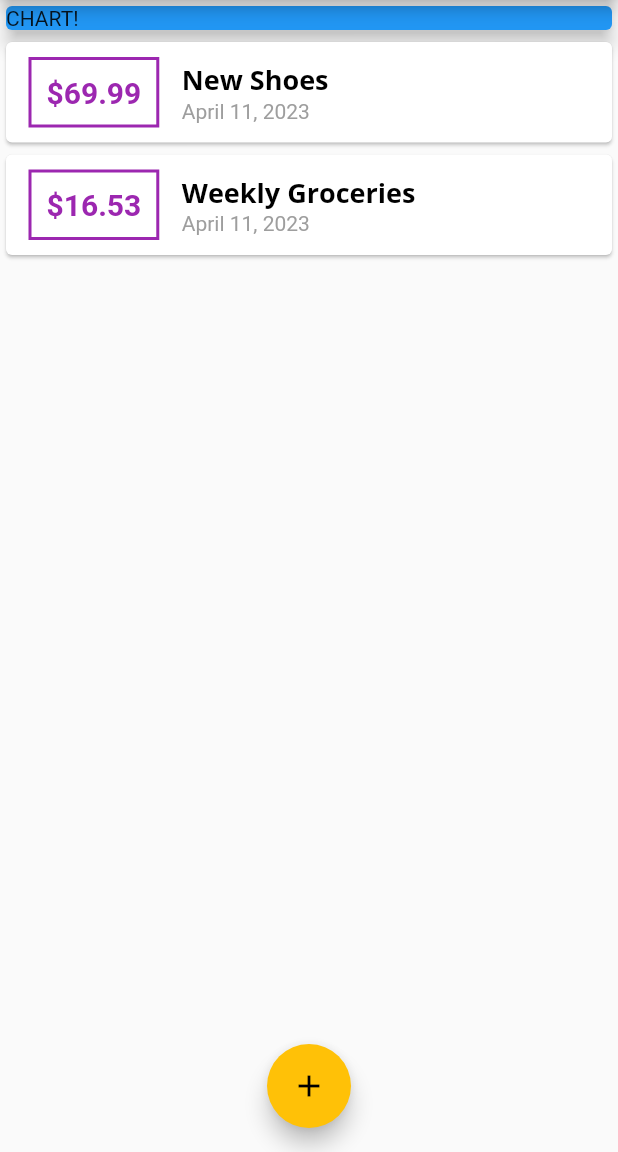
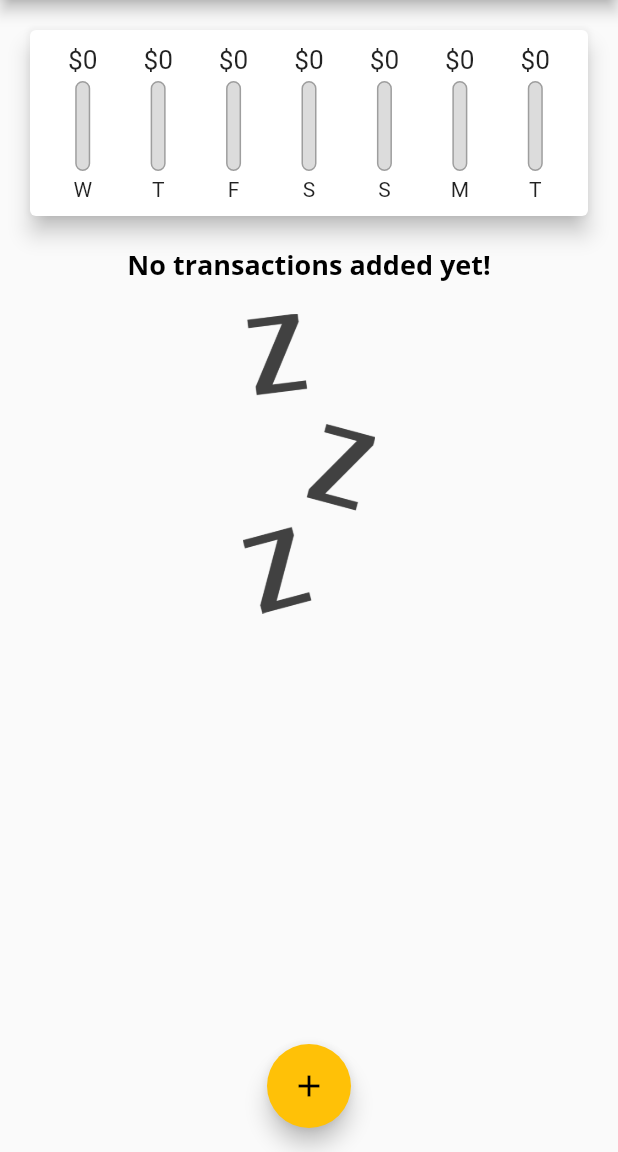
Before and after one commit to CarolineRodrigues/expenses_planner_flutter, a Flutter app: the screen it shows after launch, on a phone screen of 412 x 824 dp, the part 84-1236 px from its top. Run offline on Flutter 3.47's test engine with Material 2 defaults, Android fonts, the light colour scheme and no system bars.

Commit message:
Expenses Planner

```diff
--- a/lib/main.dart
+++ b/lib/main.dart
@@ -2,6 +2,7 @@
 import './widgets/transaction_list.dart';
 import './widgets/new_transaction.dart';
 import './models/transaction.dart';
+import './widgets/chart.dart';
 
 void main() {
   runApp(MyApp());
@@ -11,13 +12,17 @@
   final ThemeData theme = ThemeData();
   @override
   Widget build(BuildContext context) {
+    final Color myPrimary = Colors.purple;
     return MaterialApp(
       title: 'Personal Expenses',
       theme: theme.copyWith(
-        colorScheme: theme.colorScheme.copyWith(
-          primary: Colors.purple,
-          secondary: Colors.amber,
-        ),
+        colorScheme: ThemeData.light().colorScheme.copyWith(
+              primary: myPrimary,
+              secondary: Colors.amber,
+            ),
+        primaryColor: myPrimary,
+        primaryColorDark: myPrimary,
+        primaryColorLight: myPrimary,
         primaryTextTheme: theme.primaryTextTheme.apply(fontFamily: 'Quicksand'),
         textTheme: ThemeData.light().textTheme.copyWith(
               titleLarge: TextStyle(
@@ -48,19 +53,29 @@
   // String titleInput = '';
 
   final List<Transaction> _userTransactions = [
-    Transaction(
-      id: 't1',
-      title: 'New Shoes',
-      amount: 69.99,
-      date: DateTime.now(),
-    ),
-    Transaction(
-      id: 't2',
-      title: 'Weekly Groceries',
-      amount: 16.53,
-      date: DateTime.now(),
-    ),
+    // Transaction(
+    //   id: 't1',
+    //   title: 'New Shoes',
+    //   amount: 69.99,
+    //   date: DateTime.now(),
+    // ),
+    // Transaction(
+    //   id: 't2',
+    //   title: 'Weekly Groceries',
+    //   amount: 16.53,
+    //   date: DateTime.now(),
+    // ),
   ];
+
+  List<Transaction> get _recentTransactions {
+    return _userTransactions.where((tx) {
+      return tx.date.isAfter(
+        DateTime.now().subtract(
+          Duration(days: 7),
+        ),
+      );
+    }).toList();
+  }
 
   void _addNewTransaction(String txTitle, double txAmount) {
     final newTx = Transaction(
@@ -107,14 +122,7 @@
           // mainAxisAlignment: MainAxisAlignment.spaceAround,
           crossAxisAlignment: CrossAxisAlignment.stretch,
           children: [
-            Container(
-              width: double.infinity,
-              child: Card(
-                color: Colors.blue,
-                child: Text('CHART!'),
-                elevation: 5,
-              ),
-            ),
+            Chart(_recentTransactions),
             TransactionList(_userTransactions),
           ],
         ),
--- /dev/null
+++ b/lib/widgets/chart.dart
@@ -0,0 +1,67 @@
+import 'package:flutter/material.dart';
+import 'package:intl/intl.dart';
+import '../models/transaction.dart';
+import '../widgets/chart_bar.dart';
+
+class Chart extends StatelessWidget {
+  final List<Transaction> recentTransactions;
+
+  Chart(this.recentTransactions);
+
+  List<Map<String, Object>> get groupedTransactionValues {
+    return List.generate(7, (index) {
+      final weekDay = DateTime.now().subtract(
+        Duration(days: index),
+      );
+      var totalSum = 0.0;
+      for (var i = 0; i < recentTransactions.length; i++) {
+        if (recentTransactions[i].date.day == weekDay.day &&
+            recentTransactions[i].date.month == weekDay.month &&
+            recentTransactions[i].date.year == weekDay.year) {
+          totalSum += recentTransactions[i].amount;
+        }
+      }
+
+      print(DateFormat.E().format(weekDay).substring(0, 1));
+      print(totalSum);
+
+      return {
+        'day': DateFormat.E().format(weekDay).substring(0, 1),
+        'amount': totalSum,
+      };
+    }).reversed.toList();
+  }
+
+  double get totalSpending {
+    return groupedTransactionValues.fold(0.0, (sum, item) {
+      return sum + (item['amount'] as double);
+    });
+  }
+
+  @override
+  Widget build(BuildContext context) {
+    print(groupedTransactionValues);
+    return Card(
+      elevation: 6,
+      margin: EdgeInsets.all(20),
+      child: Padding(
+        padding: EdgeInsets.all(10),
+        child: Row(
+          mainAxisAlignment: MainAxisAlignment.spaceAround,
+          children: groupedTransactionValues.map((data) {
+            return Flexible(
+              fit: FlexFit.tight,
+              child: ChartBar(
+                data['day'] as String,
+                (data['amount'] as double),
+                totalSpending > 0.0
+                    ? (data['amount'] as double) / totalSpending
+                    : 0.0,
+              ),
+            );
+          }).toList(),
+        ),
+      ),
+    );
+  }
+}
--- /dev/null
+++ b/lib/widgets/chart_bar.dart
@@ -0,0 +1,54 @@
+import 'package:flutter/material.dart';
+
+class ChartBar extends StatelessWidget {
+  final String label;
+  final double spendingAmount;
+  final double spendingPctOfTotal;
+
+  ChartBar(this.label, this.spendingAmount, this.spendingPctOfTotal);
+
+  @override
+  Widget build(BuildContext context) {
+    return Column(
+      children: [
+        Container(
+          height: 20,
+          child: FittedBox(
+            child: Text('\$${spendingAmount.toStringAsFixed(0)}'),
+          ),
+        ),
+        SizedBox(
+          height: 4,
+        ),
+        Container(
+          height: 60,
+          width: 10,
+          child: Stack(
+            children: [
+              Container(
+                decoration: BoxDecoration(
+                  border: Border.all(color: Colors.grey, width: 1.0),
+                  color: Color.fromRGBO(220, 220, 220, 1),
+                  borderRadius: BorderRadius.circular(10),
+                ),
+              ),
+              FractionallySizedBox(
+                heightFactor: spendingPctOfTotal,
+                child: Container(
+                  decoration: BoxDecoration(
+                    color: Theme.of(context).primaryColor,
+                    borderRadius: BorderRadius.circular(10),
+                  ),
+                ),
+              ),
+            ],
+          ),
+        ),
+        SizedBox(
+          height: 4,
+        ),
+        Text(label),
+      ],
+    );
+  }
+}
--- a/lib/widgets/transaction_list.dart
+++ b/lib/widgets/transaction_list.dart
@@ -11,48 +11,92 @@
   Widget build(BuildContext context) {
     return Container(
       height: 600,
-      child: ListView.builder(
-        itemBuilder: (ctx, index) {
-          return Card(
-            child: Row(
+      child: transactions.isEmpty
+          ? Column(
               children: [
+                Text(
+                  'No transactions added yet!',
+                  style: Theme.of(context).textTheme.titleLarge,
+                ),
+                SizedBox(
+                  height: 20,
+                ),
                 Container(
-                  margin: EdgeInsets.symmetric(
-                    vertical: 10,
-                    horizontal: 15,
-                  ),
-                  decoration: BoxDecoration(
-                    border: Border.all(
-                      color: Theme.of(context).colorScheme.primary,
-                      width: 2,
+                  height: 200,
+                  child: Image.asset(
+                    'assets/images/waiting.png',
+                    fit: BoxFit.cover,
                   ),
                 ),
-                  padding: EdgeInsets.all(10),
-                  child: Text(
-                    '\$${transactions[index].amount.toStringAsFixed(2)}',
-                    style: TextStyle(
-                      fontWeight: FontWeight.bold,
-                      fontSize: 20,
-                      color: Theme.of(context).colorScheme.primary,
+              ],
+            )
+          : ListView.builder(
+              itemBuilder: (ctx, index) {
+                // return Card(
+                //   child: Row(
+                //     children: [
+                //       Container(
+                //         margin: EdgeInsets.symmetric(
+                //           vertical: 10,
+                //           horizontal: 15,
+                //         ),
+                //         decoration: BoxDecoration(
+                //           border: Border.all(
+                //             color: Theme.of(context).colorScheme.primary,
+                //             width: 2,
+                //           ),
+                //         ),
+                //         padding: EdgeInsets.all(10),
+                //         child: Text(
+                //           '\$${transactions[index].amount.toStringAsFixed(2)}',
+                //           style: TextStyle(
+                //             fontWeight: FontWeight.bold,
+                //             fontSize: 20,
+                //             color: Theme.of(context).colorScheme.primary,
+                //           ),
+                //         ),
+                //       ),
+                //       Column(
+                //         crossAxisAlignment: CrossAxisAlignment.start,
+                //         children: [
+                //           Text(
+                //             transactions[index].title,
+                //             style: Theme.of(context).textTheme.titleLarge,
+                //           ),
+                //           Text(
+                //             DateFormat.yMMMMd()
+                //                 .format(transactions[index].date),
+                //             style: TextStyle(
+                //               color: Colors.grey,
+                //             ),
+                //           ),
+                //         ],
+                //       ),
+                //     ],
+                //   ),
+                // );
+                return Card(
+                  elevation: 5,
+                  margin: EdgeInsets.symmetric(
+                    vertical: 8,
+                    horizontal: 5,
+                  ),
+                  child: ListTile(
+                    leading: CircleAvatar(
+                      radius: 30,
+                      child: Padding(
+                        padding: const EdgeInsets.all(6),
+                        child: FittedBox(
+                            child: Text('\$${transactions[index].amount}')),
                       ),
                     ),
-                ),
-                Column(
-                  crossAxisAlignment: CrossAxisAlignment.start,
-                  children: [
-                    Text(
+                    title: Text(
                       transactions[index].title,
                       style: Theme.of(context).textTheme.titleLarge,
                     ),
-                    Text(
-                      DateFormat.yMMMMd().format(transactions[index].date),
-                      style: TextStyle(
-                        color: Colors.grey,
+                    subtitle: Text(
+                      DateFormat.yMMMd().format(transactions[index].date),
                     ),
-                    ),
-                  ],
-                ),
-              ],
                   ),
                 );
               },
--- a/pubspec.yaml
+++ b/pubspec.yaml
@@ -30,3 +30,5 @@
         - asset: assets/fonts/Quicksand-Regular.ttf
         - asset: assets/fonts/Quicksand-Bold.ttf
           weight: 700
+  assets:
+    - assets/images/
```
Also changed, not shown: assets/images/waiting.png (added). Lines whose indentation alone changed are shown as unchanged.
